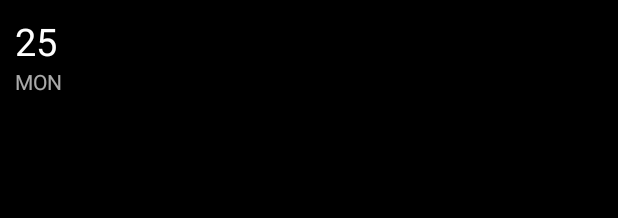
After one commit to greifmatthias/Horizontal-Calendar-Strip, an Android app: the layout tile_day_selected.xml on its own in the app's theme, with its tools: preview values and no code run, on a phone screen of 412 x 824 dp. The commit adds this screen. Shown: the top 218 px of the screen. Run offline under Robolectric (Android 15) with nearby library versions, the phone set to English and light mode, and no system bars.

Commit message:
Introducing TileLayout

```diff
--- a/HorizontalCalendar/app/build.gradle
+++ b/HorizontalCalendar/app/build.gradle
@@ -28,11 +28,11 @@ dependencies {
     androidTestImplementation 'com.android.support.test.espresso:espresso-core:3.0.2'
 
 //    Maven
-    implementation 'be.greifmatthias:horizontalcalendarstrip:0.1.1'
+//    implementation 'be.greifmatthias:horizontalcalendarstrip:0.1.1'
 
 //    AAR file, testing before pushing to maven
 //    implementation (name: 'horizontalcalendarstrip', ext: 'aar')
 
 //    Local project
-//    implementation project(path: ':horizontalcalendarstrip')
+    implementation project(path: ':horizontalcalendarstrip')
 }
--- /dev/null
+++ b/HorizontalCalendar/horizontalcalendarstrip/src/main/res/layout/tile_day_selected.xml
@@ -0,0 +1,26 @@
+<?xml version="1.0" encoding="utf-8"?>
+<LinearLayout
+    xmlns:android="http://schemas.android.com/apk/res/android"
+    android:layout_width="match_parent"
+    android:layout_height="match_parent"
+    android:orientation="vertical"
+    android:padding="10dp"
+    android:background="@color/Dark">
+
+    <TextView
+        android:id="@+id/tvDate"
+        android:layout_width="match_parent"
+        android:layout_height="wrap_content"
+        android:text="25"
+        android:textSize="25dp"
+        android:textColor="@color/White"/>
+
+    <TextView
+        android:id="@+id/tvDay"
+        android:layout_width="match_parent"
+        android:layout_height="wrap_content"
+        android:text="Mon"
+        android:textAllCaps="true"
+        android:textColor="@color/White_semitrans"/>
+
+</LinearLayout>
```
Also changed, not shown: HorizontalCalendar/horizontalcalendarstrip/src/main/java/be/greifmatthias/horizontalcalendarstrip/Adapter.java (+24 -34 lines), HorizontalCalendar/horizontalcalendarstrip/src/main/java/be/greifmatthias/horizontalcalendarstrip/View/TileLayout.java (added, +63 -0 lines), HorizontalCalendar/horizontalcalendarstrip/src/main/res/layout/tile_day.xml (+3 -13 lines), HorizontalCalendar/horizontalcalendarstrip/src/main/res/layout/tile_day_default.xml (added, +25 -0 lines).
